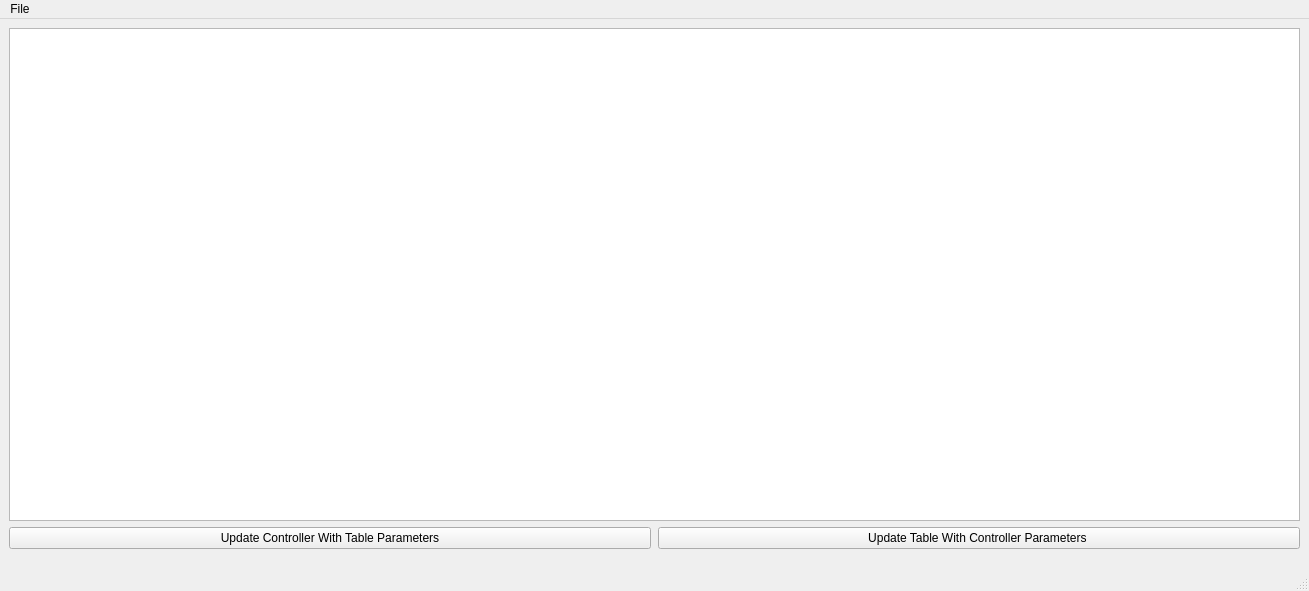
Old version of the form afrtable.ui in the repository cyung3/EFIDAQ.
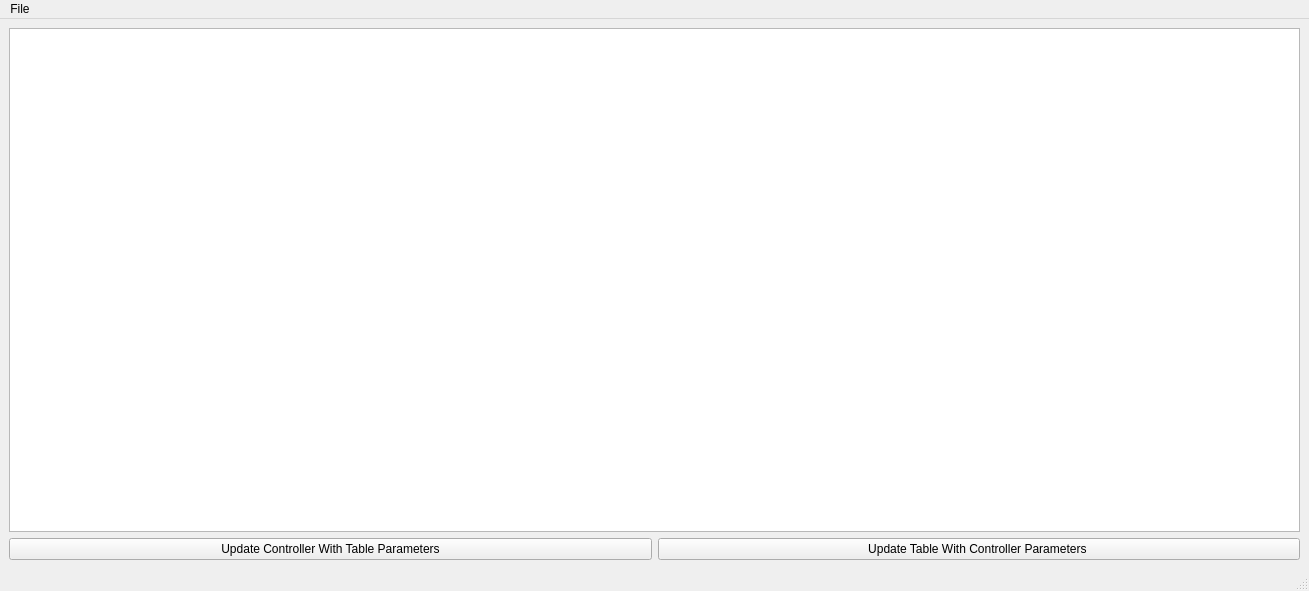
New version of the form.

Commit message: Made afr table resize with its window. Implemented qformdialog class for allowing the user to alter parameters stored on the controller from the DAQ system.

```diff
--- a/afrtable.ui
+++ b/afrtable.ui
@@ -26,29 +26,29 @@
      <verstretch>1</verstretch>
     </sizepolicy>
    </property>
-   <widget class="QWidget" name="gridLayoutWidget">
-    <property name="geometry">
-     <rect>
-      <x>9</x>
-      <y>9</y>
-      <width>1291</width>
-      <height>521</height>
-     </rect>
-    </property>
-    <layout class="QGridLayout" name="gridLayout_2" rowstretch="1,0" columnstretch="0,0">
-     <property name="sizeConstraint">
-      <enum>QLayout::SetNoConstraint</enum>
-     </property>
-     <property name="leftMargin">
-      <number>0</number>
-     </property>
-     <property name="horizontalSpacing">
-      <number>7</number>
-     </property>
-     <item row="1" column="0">
+   <layout class="QVBoxLayout" name="verticalLayout">
+    <item>
+     <widget class="QTableView" name="afrTableView">
+      <property name="sizePolicy">
+       <sizepolicy hsizetype="MinimumExpanding" vsizetype="MinimumExpanding">
+        <horstretch>0</horstretch>
+        <verstretch>0</verstretch>
+       </sizepolicy>
+      </property>
+      <property name="minimumSize">
+       <size>
+        <width>0</width>
+        <height>0</height>
+       </size>
+      </property>
+     </widget>
+    </item>
+    <item>
+     <layout class="QHBoxLayout" name="horizontalLayout">
+      <item>
       <widget class="QPushButton" name="updateControllerButton">
        <property name="sizePolicy">
-        <sizepolicy hsizetype="Minimum" vsizetype="Minimum">
+         <sizepolicy hsizetype="MinimumExpanding" vsizetype="Fixed">
          <horstretch>0</horstretch>
          <verstretch>0</verstretch>
         </sizepolicy>
@@ -64,10 +64,10 @@
        </property>
       </widget>
      </item>
-     <item row="1" column="1">
+      <item>
       <widget class="QPushButton" name="updateTableButton">
        <property name="sizePolicy">
-        <sizepolicy hsizetype="Minimum" vsizetype="Minimum">
+         <sizepolicy hsizetype="MinimumExpanding" vsizetype="Fixed">
          <horstretch>0</horstretch>
          <verstretch>0</verstretch>
         </sizepolicy>
@@ -83,24 +83,9 @@
        </property>
       </widget>
      </item>
-     <item row="0" column="0" colspan="2">
-      <widget class="QTableView" name="afrTableView">
-       <property name="sizePolicy">
-        <sizepolicy hsizetype="Minimum" vsizetype="Minimum">
-         <horstretch>0</horstretch>
-         <verstretch>0</verstretch>
-        </sizepolicy>
-       </property>
-       <property name="minimumSize">
-        <size>
-         <width>0</width>
-         <height>0</height>
-        </size>
-       </property>
-      </widget>
-     </item>
-    </layout>
-   </widget>
+     </layout>
+    </item>
+   </layout>
   </widget>
   <widget class="QMenuBar" name="menubar">
    <property name="geometry">
```
Lines whose indentation alone changed are shown as unchanged. The commit also changes 6 other files.
